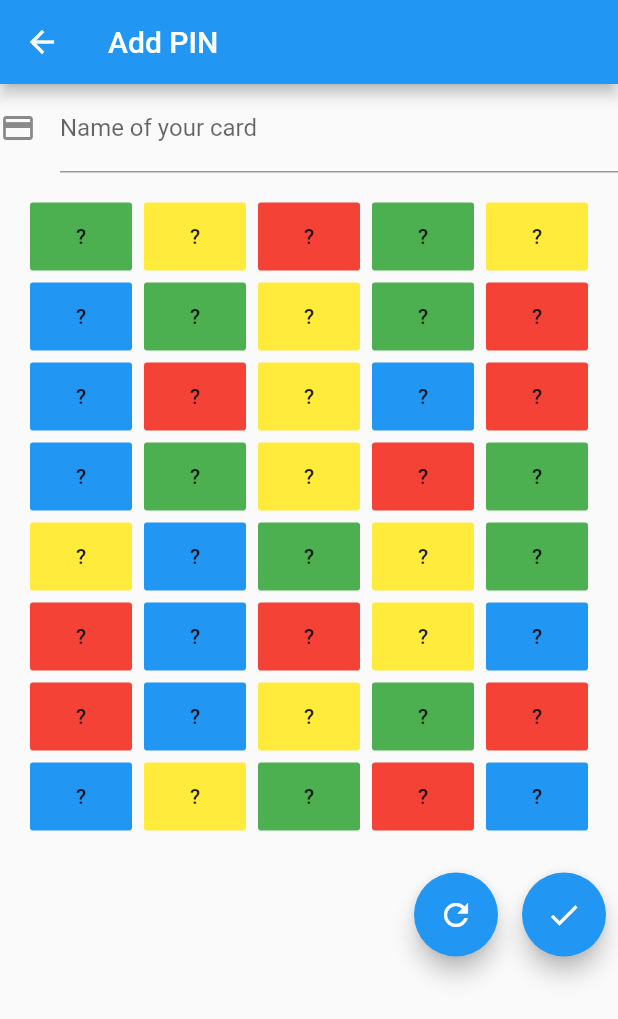
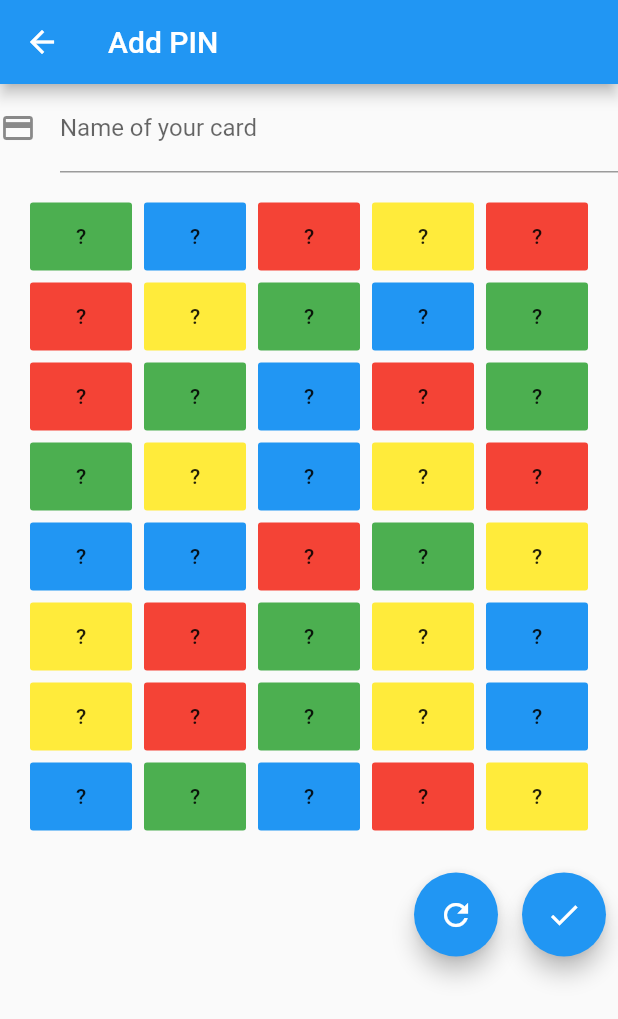
Before and after one commit to KasperKimose/PINKeeper, a Flutter app: the screen it shows after launch, after a tap on the "add" icon, on a phone screen of 412 x 824 dp. Shown: the top 1019 px of the screen. Run offline on Flutter 3.47's test engine with Material 2 defaults, Android fonts, the phone set to English and light mode, and no system bars; our stand-ins replace flutter_redux, redux.

Commit message:
Refactored the colors to reflect the original pinkeeper from card

```diff
--- a/pin_keeper/lib/helpers/constant_lists.dart
+++ b/pin_keeper/lib/helpers/constant_lists.dart
@@ -4,46 +4,14 @@ class ConstantLists{
 
   static final colors =
   [
-     Colors.green,
-     Colors.yellow,
-     Colors.red,
-     Colors.green,
-     Colors.yellow,
-     Colors.blue,
-     Colors.green,
-     Colors.yellow,
-     Colors.green,
-     Colors.red,
-     Colors.blue,
-     Colors.red,
-     Colors.yellow,
-     Colors.blue,
-     Colors.red,
-     Colors.blue,
-     Colors.green,
-     Colors.yellow,
-     Colors.red,
-     Colors.green,
-     Colors.yellow,
-     Colors.blue,
-     Colors.green,
-     Colors.yellow,
-     Colors.green,
-     Colors.red,
-     Colors.blue,
-     Colors.red,
-     Colors.yellow,
-     Colors.blue,
-     Colors.red,
-     Colors.blue,
-     Colors.yellow,
-     Colors.green,
-     Colors.red,
-     Colors.blue,
-     Colors.yellow,
-     Colors.green,
-     Colors.red,
-     Colors.blue,
+     Colors.green, Colors.blue, Colors.red, Colors.yellow, Colors.red,
+     Colors.red, Colors.yellow, Colors.green, Colors.blue, Colors.green,
+     Colors.red, Colors.green, Colors.blue, Colors.red, Colors.green,
+     Colors.green, Colors.yellow, Colors.blue, Colors.yellow, Colors.red,
+     Colors.blue, Colors.blue, Colors.red, Colors.green, Colors.yellow,
+     Colors.yellow, Colors.red, Colors.green, Colors.yellow, Colors.blue,
+     Colors.yellow, Colors.red, Colors.green, Colors.yellow, Colors.blue,
+     Colors.blue, Colors.green, Colors.blue, Colors.red,  Colors.yellow,
   ];
 
   static final numberList =
```
